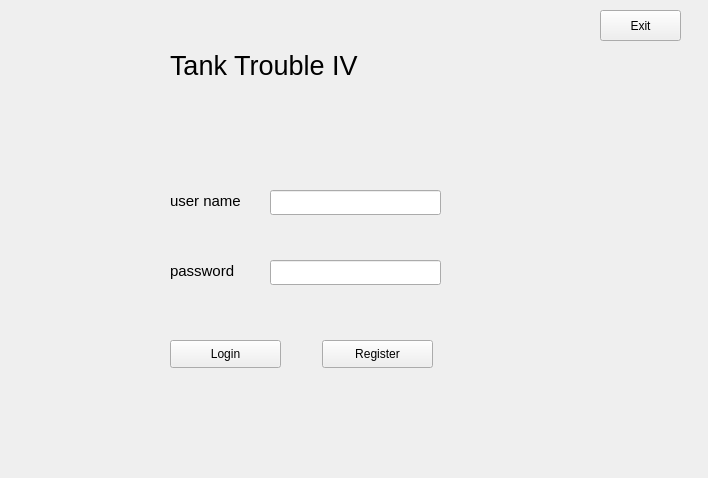
Qt form Tank_Trouble_IV/loginwidget.ui (raitocc/run) before a commit.
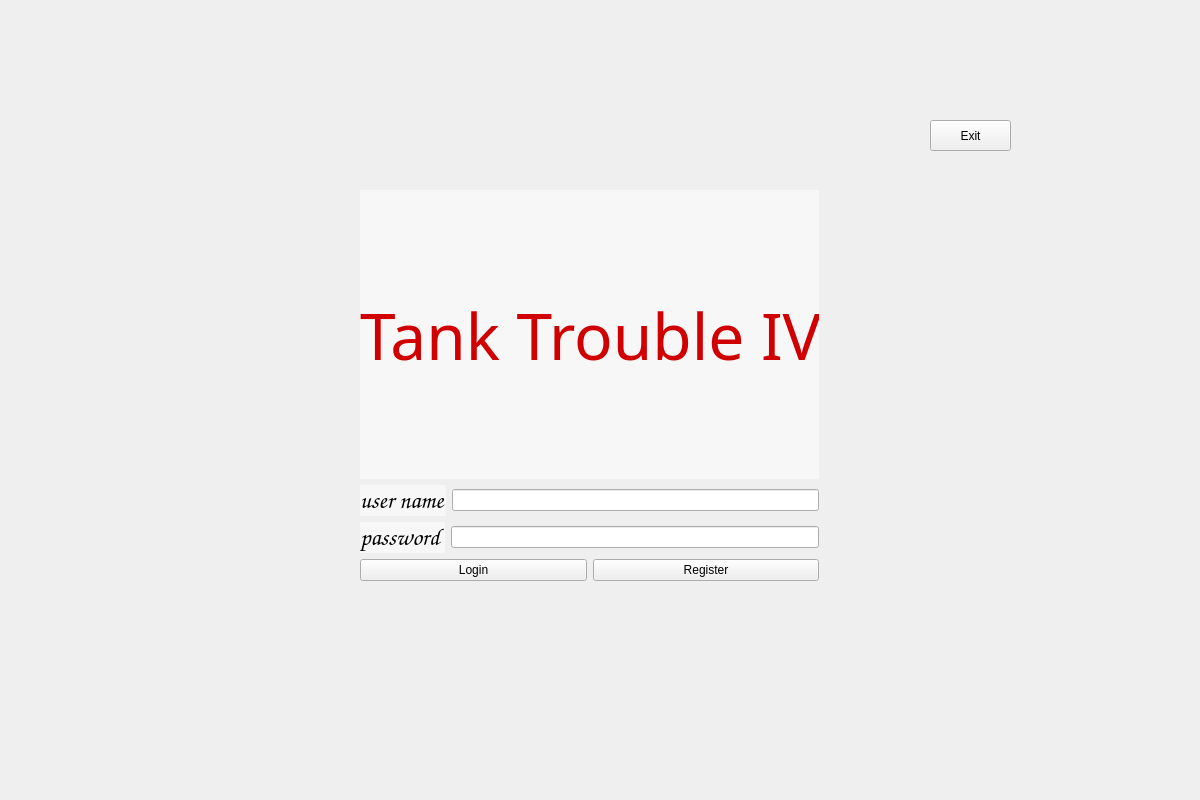
The same form after that commit.

The edit to the form file:
```diff
--- a/Tank_Trouble_IV/loginwidget.ui
+++ b/Tank_Trouble_IV/loginwidget.ui
@@ -6,125 +6,150 @@
    <rect>
     <x>0</x>
     <y>0</y>
-    <width>708</width>
-    <height>478</height>
+    <width>1200</width>
+    <height>800</height>
    </rect>
   </property>
   <property name="windowTitle">
    <string>Form</string>
   </property>
-  <widget class="QLineEdit" name="lineEdit">
+  <widget class="QPushButton" name="btnExit">
    <property name="geometry">
     <rect>
-     <x>270</x>
+     <x>930</x>
+     <y>120</y>
+     <width>81</width>
+     <height>31</height>
+    </rect>
+   </property>
+   <property name="styleSheet">
+    <string notr="true">font: 12pt &quot;Comic Sans MS&quot;;</string>
+   </property>
+   <property name="text">
+    <string>Exit</string>
+   </property>
+  </widget>
+  <widget class="QWidget" name="layoutWidget">
+   <property name="geometry">
+    <rect>
+     <x>360</x>
      <y>190</y>
-     <width>171</width>
-     <height>25</height>
+     <width>459</width>
+     <height>391</height>
     </rect>
    </property>
-  </widget>
-  <widget class="QLineEdit" name="lineEdit_2">
-   <property name="geometry">
-    <rect>
-     <x>270</x>
-     <y>260</y>
-     <width>171</width>
-     <height>25</height>
-    </rect>
-   </property>
-  </widget>
+   <layout class="QVBoxLayout" name="verticalLayout_2">
+    <property name="leftMargin">
+     <number>0</number>
+    </property>
+    <property name="rightMargin">
+     <number>0</number>
+    </property>
+    <item>
   <widget class="QLabel" name="label">
-   <property name="geometry">
-    <rect>
-     <x>170</x>
-     <y>30</y>
-     <width>251</width>
-     <height>71</height>
-    </rect>
-   </property>
    <property name="font">
     <font>
-     <pointsize>20</pointsize>
-    </font>
-   </property>
+        <family>华文琥珀</family>
+        <pointsize>48</pointsize>
+        <italic>false</italic>
+        <bold>false</bold>
+       </font>
+      </property>
+      <property name="styleSheet">
+       <string notr="true">font: 48pt &quot;华文琥珀&quot;;
+background-color: rgba(255, 255, 255, 127);
+color: rgb(208, 0, 0);</string>
+      </property>
    <property name="text">
     <string>Tank Trouble IV</string>
    </property>
   </widget>
+    </item>
+    <item>
+     <layout class="QVBoxLayout" name="verticalLayout">
+      <item>
+       <layout class="QHBoxLayout" name="horizontalLayout">
+        <item>
   <widget class="QLabel" name="label_2">
-   <property name="geometry">
-    <rect>
-     <x>170</x>
-     <y>190</y>
-     <width>101</width>
-     <height>21</height>
-    </rect>
-   </property>
    <property name="font">
     <font>
-     <pointsize>11</pointsize>
-    </font>
-   </property>
+            <family>Comic Sans MS</family>
+            <pointsize>18</pointsize>
+            <italic>false</italic>
+            <bold>false</bold>
+           </font>
+          </property>
+          <property name="styleSheet">
+           <string notr="true">font: 18pt &quot;Comic Sans MS&quot;;
+background-color: rgba(255, 255, 255, 127);</string>
+          </property>
    <property name="text">
     <string>user name</string>
    </property>
   </widget>
+        </item>
+        <item>
+         <widget class="QLineEdit" name="usernameLineEdit"/>
+        </item>
+       </layout>
+      </item>
+      <item>
+       <layout class="QHBoxLayout" name="horizontalLayout_2">
+        <item>
   <widget class="QLabel" name="label_3">
-   <property name="geometry">
-    <rect>
-     <x>170</x>
-     <y>260</y>
-     <width>101</width>
-     <height>21</height>
-    </rect>
-   </property>
    <property name="font">
     <font>
-     <pointsize>11</pointsize>
-    </font>
-   </property>
+            <family>Comic Sans MS</family>
+            <pointsize>18</pointsize>
+            <italic>false</italic>
+            <bold>false</bold>
+           </font>
+          </property>
+          <property name="styleSheet">
+           <string notr="true">font: 18pt &quot;Comic Sans MS&quot;;
+background-color: rgba(255, 255, 255, 127);</string>
+          </property>
    <property name="text">
     <string>password</string>
    </property>
   </widget>
+        </item>
+        <item>
+         <widget class="QLineEdit" name="passwordLineEdit">
+          <property name="echoMode">
+           <enum>QLineEdit::Password</enum>
+          </property>
+         </widget>
+        </item>
+       </layout>
+      </item>
+      <item>
+       <layout class="QHBoxLayout" name="horizontalLayout_3">
+        <item>
   <widget class="QPushButton" name="pushButton">
-   <property name="geometry">
-    <rect>
-     <x>170</x>
-     <y>340</y>
-     <width>111</width>
-     <height>28</height>
-    </rect>
+          <property name="styleSheet">
+           <string notr="true">font: 14pt &quot;Comic Sans MS&quot;;</string>
    </property>
    <property name="text">
     <string>Login</string>
    </property>
   </widget>
-  <widget class="QPushButton" name="pushButton_2">
-   <property name="geometry">
-    <rect>
-     <x>322</x>
-     <y>340</y>
-     <width>111</width>
-     <height>28</height>
-    </rect>
+        </item>
+        <item>
+         <widget class="QPushButton" name="btnRegister">
+          <property name="styleSheet">
+           <string notr="true">font: 14pt &quot;Comic Sans MS&quot;;</string>
    </property>
    <property name="text">
     <string>Register</string>
    </property>
   </widget>
-  <widget class="QPushButton" name="btnExit">
-   <property name="geometry">
-    <rect>
-     <x>600</x>
-     <y>10</y>
-     <width>81</width>
-     <height>31</height>
-    </rect>
-   </property>
-   <property name="text">
-    <string>Exit</string>
-   </property>
+        </item>
+       </layout>
+      </item>
+     </layout>
+    </item>
+   </layout>
   </widget>
  </widget>
  <resources/>
```
Lines whose indentation alone changed are shown as unchanged.
